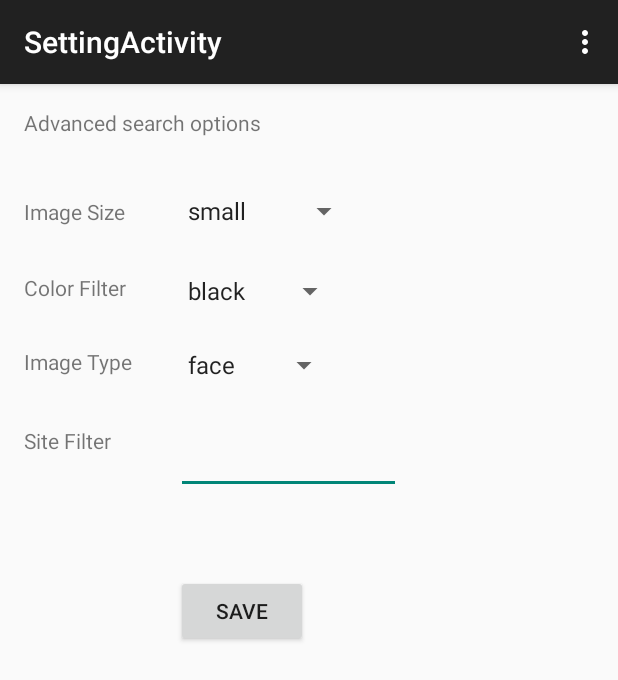
After one commit to arvindh5686/ImageSearcher, an Android app: the SettingActivity screen opened directly, with no data from a screen before it, on a phone screen of 412 x 824 dp. The commit adds this screen. Shown: the top 680 px of the screen. Run offline under Robolectric (Android 15) with nearby library versions, the phone set to English and light mode, and no system bars; 2 statements that could not run were skipped.

Commit message:
add settings functionality

```diff
--- a/app/src/main/AndroidManifest.xml
+++ b/app/src/main/AndroidManifest.xml
@@ -24,6 +24,10 @@
             android:name=".activities.DisplayActivity"
             android:label="@string/title_activity_display" >
         </activity>
+        <activity
+            android:name=".activities.SettingActivity"
+            android:label="@string/title_activity_setting" >
+        </activity>
     </application>
 
 </manifest>
--- /dev/null
+++ b/app/src/main/java/com/walmartlabs/classwork/imagesearcher/activities/SettingActivity.java
@@ -0,0 +1,137 @@
+package com.walmartlabs.classwork.imagesearcher.activities;
+
+import android.content.Intent;
+import android.os.Bundle;
+import android.support.v7.app.AppCompatActivity;
+import android.view.Menu;
+import android.view.MenuItem;
+import android.view.View;
+import android.widget.AdapterView;
+import android.widget.ArrayAdapter;
+import android.widget.EditText;
+import android.widget.Spinner;
+
+import com.walmartlabs.classwork.imagesearcher.R;
+
+public class SettingActivity extends AppCompatActivity {
+
+    private String imageSize;
+    private String colorFilter;
+    private String imageType;
+    private String siteFilter;
+
+    @Override
+    protected void onCreate(Bundle savedInstanceState) {
+        super.onCreate(savedInstanceState);
+        setContentView(R.layout.activity_setting);
+        Intent i = getIntent();
+        imageSize = i.getStringExtra("imageSize");
+        imageType = i.getStringExtra("imageType");
+        colorFilter = i.getStringExtra("colorFilter");
+        siteFilter = i.getStringExtra("siteFilter");
+        EditText etSiteFilter = (EditText) findViewById(R.id.etSiteFilter);
+        etSiteFilter.setText(siteFilter);
+        setupSpinners();
+    }
+
+    public void setupSpinners() {
+        Spinner spImageSize = (Spinner) findViewById(R.id.spImageSize);
+        ArrayAdapter<CharSequence> aImageSizes = ArrayAdapter.createFromResource(this,
+                R.array.image_size, android.R.layout.simple_spinner_item);
+        aImageSizes.setDropDownViewResource(android.R.layout.simple_spinner_dropdown_item);
+        spImageSize.setAdapter(aImageSizes);
+
+        int pos = aImageSizes.getPosition(imageSize);
+        spImageSize.setSelection(pos);
+
+        spImageSize.setOnItemSelectedListener(new AdapterView.OnItemSelectedListener() {
+            @Override
+            public void onItemSelected(AdapterView<?> parent, View view, int position, long id) {
+                imageSize = parent.getItemAtPosition(position).toString();
+            }
+
+            @Override
+            public void onNothingSelected(AdapterView<?> parent) {
+
+            }
+        });
+
+        Spinner spColorFilter = (Spinner) findViewById(R.id.spColorFilter);
+        ArrayAdapter<CharSequence> aColorFilters = ArrayAdapter.createFromResource(this,
+                R.array.color_filter, android.R.layout.simple_spinner_item);
+        aColorFilters.setDropDownViewResource(android.R.layout.simple_spinner_dropdown_item);
+        spColorFilter.setAdapter(aColorFilters);
+
+        spColorFilter.setOnItemSelectedListener(new AdapterView.OnItemSelectedListener() {
+            @Override
+            public void onItemSelected(AdapterView<?> parent, View view, int position, long id) {
+                colorFilter = parent.getItemAtPosition(position).toString();
+            }
+
+            @Override
+            public void onNothingSelected(AdapterView<?> parent) {
+
+            }
+        });
+
+        pos = aColorFilters.getPosition(colorFilter);
+        spColorFilter.setSelection(pos);
+
+        Spinner spImageType = (Spinner) findViewById(R.id.spImageType);
+        ArrayAdapter<CharSequence> aImageTypes = ArrayAdapter.createFromResource(this,
+                R.array.image_type, android.R.layout.simple_spinner_item);
+        aImageTypes.setDropDownViewResource(android.R.layout.simple_spinner_dropdown_item);
+        spImageType.setAdapter(aImageTypes);
+
+        spImageType.setOnItemSelectedListener(new AdapterView.OnItemSelectedListener() {
+            @Override
+            public void onItemSelected(AdapterView<?> parent, View view, int position, long id) {
+                imageType = parent.getItemAtPosition(position).toString();
+            }
+
+            @Override
+            public void onNothingSelected(AdapterView<?> parent) {
+
+            }
+        });
+
+        pos = aImageTypes.getPosition(imageType);
+        spImageType.setSelection(pos);
+    }
+
+    @Override
+    public boolean onCreateOptionsMenu(Menu menu) {
+        // Inflate the menu; this adds items to the action bar if it is present.
+        getMenuInflater().inflate(R.menu.menu_setting, menu);
+        return true;
+    }
+
+    @Override
+    public boolean onOptionsItemSelected(MenuItem item) {
+        // Handle action bar item clicks here. The action bar will
+        // automatically handle clicks on the Home/Up button, so long
+        // as you specify a parent activity in AndroidManifest.xml.
+        int id = item.getItemId();
+
+        //noinspection SimplifiableIfStatement
+        if (id == R.id.action_settings) {
+            return true;
+        }
+
+        return super.onOptionsItemSelected(item);
+    }
+
+    public void onSave(View view) {
+        Intent i = new Intent();
+        EditText etSiteFilter = (EditText) findViewById(R.id.etSiteFilter);
+        String siteFilter = etSiteFilter.getText().toString();
+
+        i.putExtra("imageSize", imageSize);
+        i.putExtra("imageType", imageType);
+        i.putExtra("colorFilter", colorFilter);
+        i.putExtra("siteFilter", siteFilter);
+
+        setResult(RESULT_OK, i);
+        finish();
+    }
+}
--- /dev/null
+++ b/app/src/main/res/layout/activity_setting.xml
@@ -0,0 +1,105 @@
+<RelativeLayout xmlns:android="http://schemas.android.com/apk/res/android"
+    xmlns:tools="http://schemas.android.com/tools" android:layout_width="match_parent"
+    android:layout_height="match_parent" android:paddingLeft="@dimen/activity_horizontal_margin"
+    android:paddingRight="@dimen/activity_horizontal_margin"
+    android:paddingTop="@dimen/activity_vertical_margin"
+    android:paddingBottom="@dimen/activity_vertical_margin"
+    tools:context="com.walmartlabs.classwork.imagesearcher.activities.SettingActivity">
+
+    <TextView
+        android:layout_width="wrap_content"
+        android:layout_height="wrap_content"
+        android:text="@string/advanced_options_label"
+        android:id="@+id/tvSearchOptions"
+        android:layout_alignParentTop="true"
+        android:layout_alignParentLeft="true"
+        android:layout_alignParentStart="true" />
+
+    <TextView
+        android:layout_width="wrap_content"
+        android:layout_height="wrap_content"
+        android:text="@string/image_size_label"
+        android:id="@+id/tvImageSize"
+        android:layout_below="@+id/tvSearchOptions"
+        android:layout_alignParentLeft="true"
+        android:layout_alignParentStart="true"
+        android:layout_marginTop="40dp" />
+
+    <TextView
+        android:layout_width="wrap_content"
+        android:layout_height="wrap_content"
+        android:text="@string/color_filter_label"
+        android:id="@+id/tvColorFilter"
+        android:layout_below="@+id/tvImageSize"
+        android:layout_alignParentLeft="true"
+        android:layout_alignParentStart="true"
+        android:layout_marginTop="31dp" />
+
+    <TextView
+        android:layout_width="wrap_content"
+        android:layout_height="wrap_content"
+        android:text="@string/image_type_label"
+        android:id="@+id/tvImageType"
+        android:layout_below="@+id/tvColorFilter"
+        android:layout_alignParentLeft="true"
+        android:layout_alignParentStart="true"
+        android:layout_marginTop="30dp" />
+
+    <TextView
+        android:layout_width="wrap_content"
+        android:layout_height="wrap_content"
+        android:text="@string/site_filter_label"
+        android:id="@+id/tvSiteFilter"
+        android:layout_below="@+id/tvImageType"
+        android:layout_alignParentLeft="true"
+        android:layout_alignParentStart="true"
+        android:layout_marginTop="33dp" />
+
+    <Spinner
+        android:layout_width="wrap_content"
+        android:layout_height="wrap_content"
+        android:id="@+id/spImageSize"
+        android:layout_alignBaseline="@+id/tvImageSize"
+        android:layout_alignBottom="@+id/tvImageSize"
+        android:layout_toRightOf="@+id/tvImageSize"
+        android:layout_marginLeft="34dp"
+        android:layout_marginStart="34dp"
+        android:layout_alignParentEnd="false"
+        android:layout_alignParentStart="false" />
+
+    <Spinner
+        android:layout_width="wrap_content"
+        android:layout_height="wrap_content"
+        android:id="@+id/spColorFilter"
+        android:layout_alignTop="@+id/tvColorFilter"
+        android:layout_alignLeft="@+id/spImageSize"
+        android:layout_alignStart="@+id/spImageSize" />
+
+    <Spinner
+        android:layout_width="wrap_content"
+        android:layout_height="wrap_content"
+        android:id="@+id/spImageType"
+        android:layout_alignTop="@+id/tvImageType"
+        android:layout_alignLeft="@+id/spColorFilter"
+        android:layout_alignStart="@+id/spColorFilter" />
+
+    <EditText
+        android:layout_width="150dp"
+        android:layout_height="wrap_content"
+        android:id="@+id/etSiteFilter"
+        android:layout_alignTop="@+id/tvSiteFilter"
+        android:layout_alignLeft="@+id/spImageType"
+        android:layout_alignStart="@+id/spImageType" />
+
+    <Button
+        android:layout_width="wrap_content"
+        android:layout_height="wrap_content"
+        android:text="@string/save_label"
+        android:id="@+id/btnSave"
+        android:layout_below="@+id/etSiteFilter"
+        android:layout_alignLeft="@+id/etSiteFilter"
+        android:layout_alignStart="@+id/etSiteFilter"
+        android:layout_marginTop="54dp"
+        android:onClick="onSave"/>
+
+</RelativeLayout>
--- /dev/null
+++ b/app/src/main/res/menu/menu_setting.xml
@@ -0,0 +1,7 @@
+<menu xmlns:android="http://schemas.android.com/apk/res/android"
+    xmlns:app="http://schemas.android.com/apk/res-auto"
+    xmlns:tools="http://schemas.android.com/tools"
+    tools:context="com.walmartlabs.classwork.imagesearcher.activities.SettingActivity">
+    <item android:id="@+id/action_settings" android:title="@string/action_settings"
+        android:orderInCategory="100" app:showAsAction="never" />
+</menu>
--- a/app/src/main/res/values/strings.xml
+++ b/app/src/main/res/values/strings.xml
@@ -6,4 +6,41 @@
     <string name="search_prompt">Enter search query</string>
     <string name="image_title_label">Image title</string>
     <string name="title_activity_display">DisplayActivity</string>
+    <string name="settings_label">Settings</string>
+    <string name="title_activity_setting">SettingActivity</string>
+    <string name="save_label">Save</string>
+    <string name="site_filter_label">Site Filter</string>
+    <string name="image_type_label">Image Type</string>
+    <string name="color_filter_label">Color Filter</string>
+    <string name="image_size_label">Image Size</string>
+    <string name="advanced_options_label">Advanced search options</string>
+
+    <string-array name="image_size">
+        <item>small</item>
+        <item>medium</item>
+        <item>large</item>
+        <item>xlarge</item>
+    </string-array>
+
+    <string-array name="color_filter">
+        <item>black</item>
+        <item>blue</item>
+        <item>brown</item>
+        <item>gray</item>
+        <item>green</item>
+        <item>red</item>
+        <item>yellow</item>
+        <item>pink</item>
+        <item>purple</item>
+        <item>orange</item>
+        <item>white</item>
+        <item>teal</item>
+    </string-array>
+
+    <string-array name="image_type">
+        <item>face</item>
+        <item>photo</item>
+        <item>clipart</item>
+        <item>lineart</item>
+    </string-array>
 </resources>
```
Also changed, not shown: app/src/main/java/com/walmartlabs/classwork/imagesearcher/activities/SearchActivity.java (+30 -7 lines), app/src/main/java/com/walmartlabs/classwork/imagesearcher/models/Search.java (added, +61 -0 lines), app/src/main/java/com/walmartlabs/classwork/imagesearcher/net/ImageSearchClient.java (+15 -2 lines), app/src/main/res/menu/menu_search.xml (+8 -2 lines), app/src/main/res/drawable-hdpi/ic_settings.png (added), app/src/main/res/drawable-mdpi/ic_settings.png (added), app/src/main/res/drawable-xhdpi/ic_settings.png (added), app/src/main/res/drawable-xxhdpi/ic_settings.png (added).
